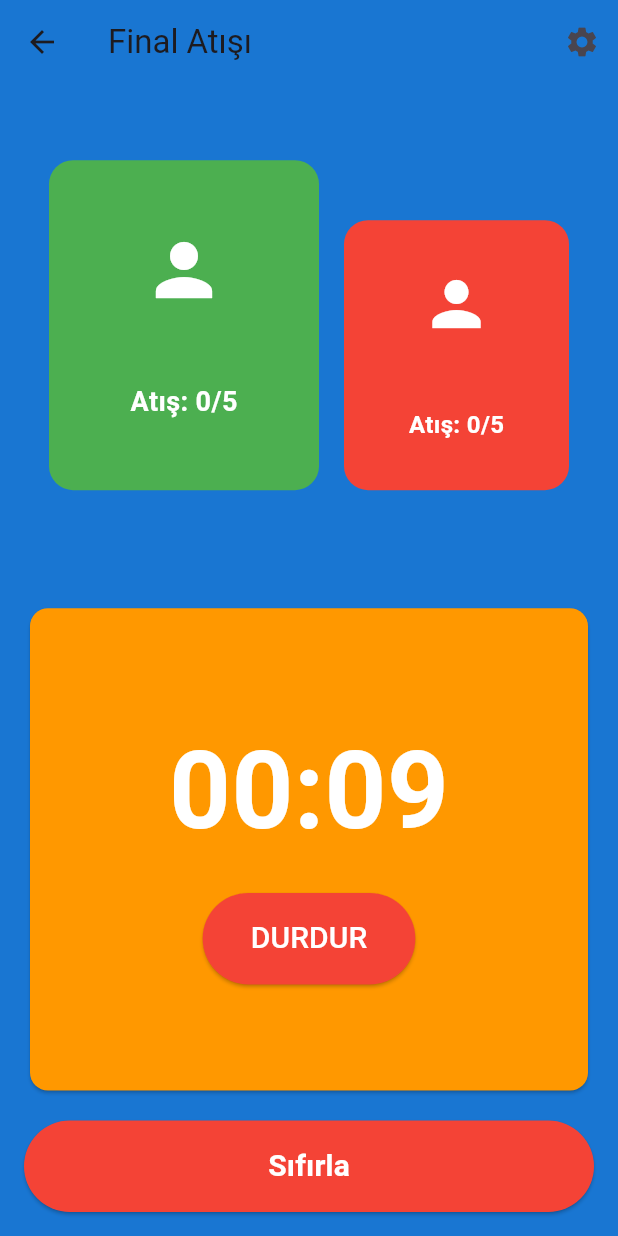
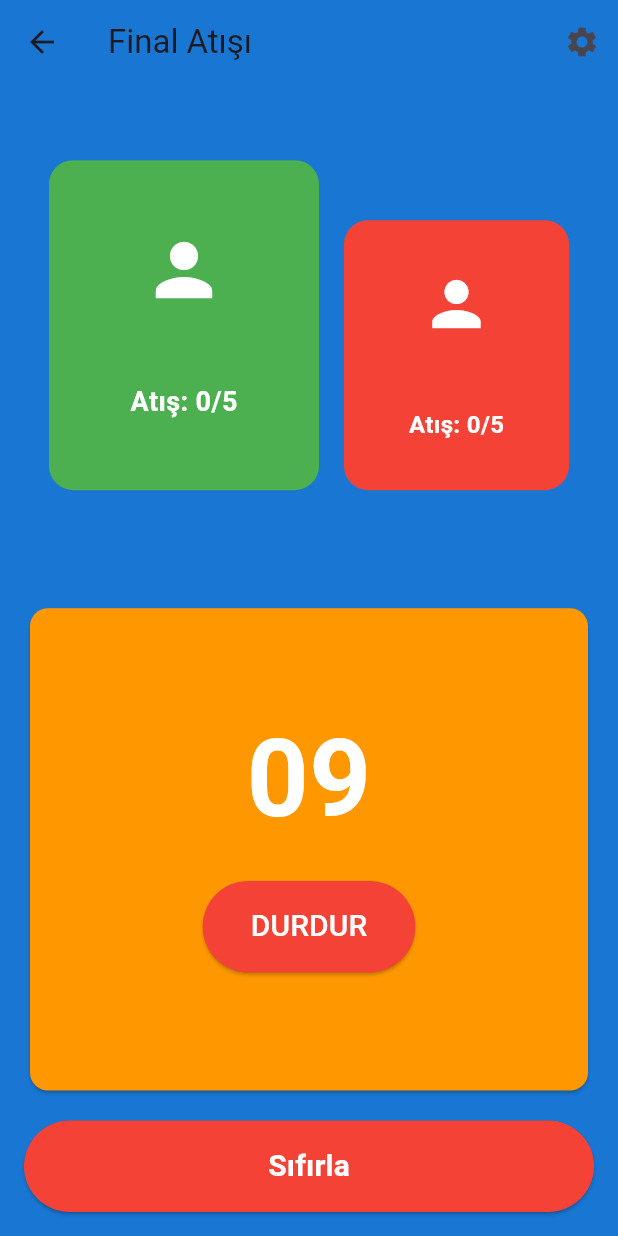
Before and after one commit to hasanali8334/archery_timer, a Flutter app: the FinalShotScreen screen opened directly with empty values, after a tap on an icon or button, on a phone screen of 412 x 824 dp. Run offline on Flutter 3.47's test engine with Material 3 defaults, Android fonts, the phone set to English and light mode, and no system bars; our stand-ins replace audioplayers, shared_preferences; accounts and stored records are empty.

Commit message:
Improved final shot screen layout: - Arranged buttons vertically for better fit - Added proper spacing between buttons - Simplified timer display to show only seconds

```diff
--- a/lib/screens/final_shot_screen.dart
+++ b/lib/screens/final_shot_screen.dart
@@ -313,9 +313,7 @@ class _FinalShotScreenState extends State<FinalShotScreen> {
   }
 
   String formatTime(int time) {
-    int minutes = time ~/ 60;
-    int seconds = time % 60;
-    return '${minutes.toString().padLeft(2, '0')}:${seconds.toString().padLeft(2, '0')}';
+    return time.toString().padLeft(2, '0');
   }
 
   void _stopTimer() {
@@ -496,8 +494,7 @@ class _FinalShotScreenState extends State<FinalShotScreen> {
                                 ),
                                 const SizedBox(height: 16),
                                 if (isRunning)
-                                  Row(
-                                    mainAxisAlignment: MainAxisAlignment.center,
+                                  Column(
                                     children: [
                                       ElevatedButton(
                                         onPressed: _toggleTimer,
@@ -516,10 +513,9 @@ class _FinalShotScreenState extends State<FinalShotScreen> {
                                           ),
                                         ),
                                       ),
+                                      const SizedBox(height: 16),
                                       if (isShootingPhase && !isPaused)
-                                        Padding(
-                                          padding: const EdgeInsets.only(left: 16),
-                                          child: ElevatedButton(
+                                        ElevatedButton(
                                           onPressed: () => switchArcher(),
                                           style: ElevatedButton.styleFrom(
                                             backgroundColor: Colors.white,
@@ -531,7 +527,6 @@ class _FinalShotScreenState extends State<FinalShotScreen> {
                                           child: const Text(
                                             'DİĞER YARIŞMACIYA GEÇ',
                                             style: TextStyle(fontSize: 20),
-                                            ),
                                           ),
                                         ),
                                     ],
```
Lines whose indentation alone changed are shown as unchanged.
